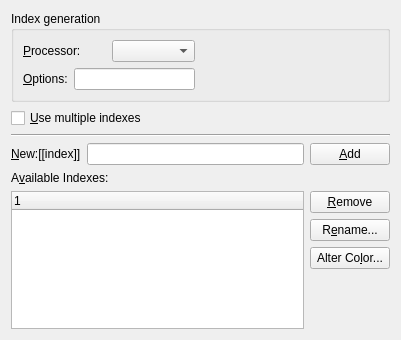
Old version of the form src/frontends/qt4/ui/IndicesUi.ui in the repository cburschka/lyx.
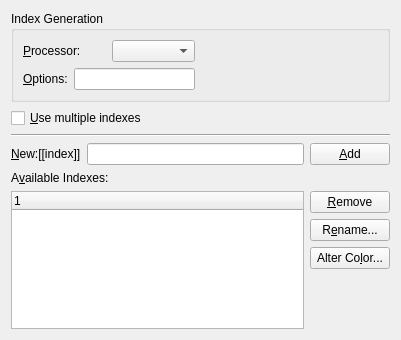
New version of the form.

Patch:
```diff
--- a/src/frontends/qt4/ui/IndicesUi.ui
+++ b/src/frontends/qt4/ui/IndicesUi.ui
@@ -19,7 +19,7 @@
       <string>Here you can define an alternative index processor and specify its options.</string>
      </property>
      <property name="title" >
-      <string>Index generation</string>
+      <string>Index Generation</string>
      </property>
      <property name="flat" >
       <bool>true</bool>
```
